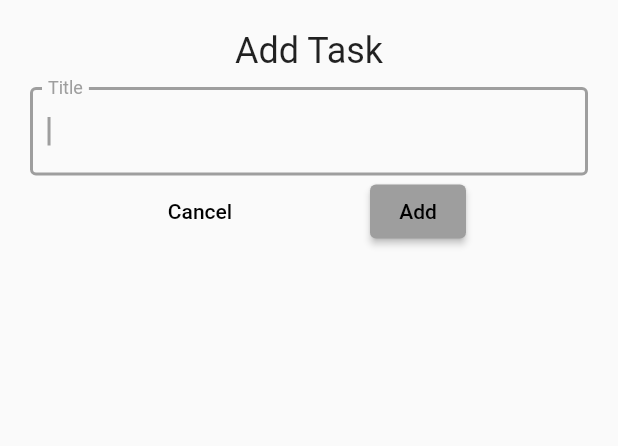
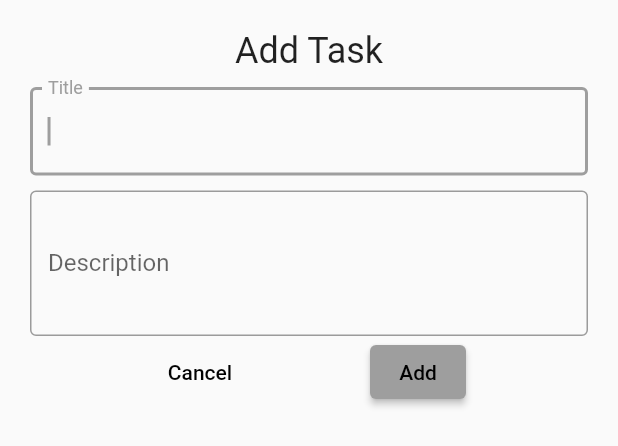
Before and after one commit to PwS/todo_app, a Flutter app: the AddTaskSection widget shown alone on an empty page, opened directly, on a phone screen of 412 x 824 dp. Shown: the top 446 px of the screen. Run offline on Flutter 3.47's test engine with Material 2 defaults, Android fonts, the phone set to English and light mode, and no system bars; our stand-ins replace bloc, easy_localization, equatable, flutter_bloc, flutter_secure_storage, google_fonts and 2 more; accounts and stored records are empty.

Commit message:
Add Description With Expansion

```diff
--- a/lib/models/main_task/main_task.dart
+++ b/lib/models/main_task/main_task.dart
@@ -1,14 +1,17 @@
 import 'package:equatable/equatable.dart';
+import 'package:todo_app/utils/constant/constant_value.dart';
 
 class MainTask extends Equatable {
-  final String? idTask;
+  final String idTask;
   final String titleTask;
+  final String descriptionTask;
   final bool isCompleted;
   final bool isDeleted;
 
   const MainTask({
     required this.idTask,
     required this.titleTask,
+    required this.descriptionTask,
     this.isCompleted = false,
     this.isDeleted = false,
   });
@@ -17,6 +20,7 @@ class MainTask extends Equatable {
     return MainTask(
         idTask: json['idTask'],
         titleTask: json['titleTask'],
+        descriptionTask: json['descriptionTask'],
         isDeleted: json['isDeleted'],
         isCompleted: json['isCompleted']);
   }
@@ -25,25 +29,32 @@ class MainTask extends Equatable {
     final Map<String, dynamic> data = <String, dynamic>{};
     data['idTask'] = idTask;
     data['titleTask'] = titleTask;
+    data['descriptionTask'] = descriptionTask;
     data['isDeleted'] = isDeleted;
     data['isCompleted'] = isCompleted;
     return data;
   }
 
   MainTask copyWith(
-      {String? idTask, String? titleTask, bool? isDeleted, bool? isCompleted}) {
+      {String? idTask,
+      String? titleTask,
+      String? descriptionTask,
+      bool? isDeleted,
+      bool? isCompleted}) {
     return MainTask(
         idTask: idTask ?? this.idTask,
         titleTask: titleTask ?? this.titleTask,
+        descriptionTask: descriptionTask ?? this.descriptionTask,
         isDeleted: isDeleted ?? this.isDeleted,
         isCompleted: isCompleted ?? this.isCompleted);
   }
 
   @override
   String toString() {
-    return '$titleTask - $isDeleted - $isCompleted';
+    return '$titleTask - $descriptionTask - $isDeleted - $isCompleted';
   }
 
   @override
-  List<Object?> get props => [idTask,titleTask, isDeleted, isCompleted];
+  List<Object?> get props =>
+      [idTask, titleTask, descriptionTask, isDeleted, isCompleted];
 }
--- a/lib/ui/custom_widgets/list_task_card.dart
+++ b/lib/ui/custom_widgets/list_task_card.dart
@@ -18,6 +18,7 @@ class ListTaskCard extends StatelessWidget {
   Widget build(BuildContext context) {
     return ListTile(
         title: Text(task.titleTask,
+            overflow: TextOverflow.ellipsis,
             style: TextStyle(
                 decoration:
                     task.isCompleted ? TextDecoration.lineThrough : null)),
--- a/lib/ui/drawer/my_drawer.dart
+++ b/lib/ui/drawer/my_drawer.dart
@@ -45,7 +45,7 @@ class MyDrawer extends StatelessWidget {
                       Navigator.of(context).pushNamed(CompletedPage.idPage),
                   child: ListTile(
                     leading: const Icon(Icons.recycling),
-                    title: const Text('Tasks Completed'),
+                    title: const Text('Tasks Removed'),
                     trailing: Text('${state.removedTasks.length}'),
                   ),
                 );
--- a/lib/ui/pages/add_task/add_task.dart
+++ b/lib/ui/pages/add_task/add_task.dart
@@ -9,7 +9,9 @@ class AddTaskSection extends StatelessWidget {
 
   @override
   Widget build(BuildContext context) {
-    TextEditingController addTaskTextEditingController =
+    TextEditingController addTaskTitleTextEditingController =
+        TextEditingController();
+    TextEditingController addTaskDescriptionTextEditingController =
         TextEditingController();
     return Container(
       padding:
@@ -27,9 +29,20 @@ class AddTaskSection extends StatelessWidget {
             ),
             TextField(
               autofocus: true,
-              controller: addTaskTextEditingController,
+              controller: addTaskTitleTextEditingController,
               decoration: const InputDecoration(
                   label: Text('Title'), border: OutlineInputBorder()),
+            ),
+            const SizedBox(
+              height: 10,
+            ),
+            TextField(
+              autofocus: true,
+              minLines: 3,
+              maxLines: 5,
+              controller: addTaskDescriptionTextEditingController,
+              decoration: const InputDecoration(
+                  label: Text('Description'), border: OutlineInputBorder()),
             ),
             Row(
               mainAxisAlignment: MainAxisAlignment.spaceEvenly,
@@ -41,7 +54,9 @@ class AddTaskSection extends StatelessWidget {
                     onPressed: () {
                       var task = MainTask(
                           idTask: GUIDGen.generate(),
-                          titleTask: addTaskTextEditingController.text);
+                          titleTask: addTaskTitleTextEditingController.text,
+                          descriptionTask:
+                              addTaskDescriptionTextEditingController.text);
                       context
                           .read<MainTaskBloc>()
                           .add(AddTaskEvent(task: task));
--- a/lib/ui/pages/completed_task/completed_page.dart
+++ b/lib/ui/pages/completed_task/completed_page.dart
@@ -7,7 +7,7 @@ import 'package:todo_app/ui/pages/main_task/task_list_section.dart';
 class CompletedPage extends StatelessWidget {
   const CompletedPage({Key? key}) : super(key: key);
 
-  static const idPage = 'completedTaskPage';
+  static const idPage = 'deletedTaskPage';
 
   @override
   Widget build(BuildContext context) {
@@ -15,7 +15,7 @@ class CompletedPage extends StatelessWidget {
       builder: (context, state) {
         return Scaffold(
           appBar: AppBar(
-            title: const Text('Completed Task'),
+            title: const Text('Deleted Task'),
           ),
           drawer: const MyDrawer(),
           body: Column(
--- a/lib/ui/tabs_screen/tabs_screen.dart
+++ b/lib/ui/tabs_screen/tabs_screen.dart
@@ -24,6 +24,7 @@ class _TabsScreenState extends State<TabsScreen> {
   void _addTask(BuildContext context) {
     showModalBottomSheet(
         context: context,
+        isScrollControlled: true,
         builder: (context) => const SingleChildScrollView(
               child: AddTaskSection(),
             ));
--- a/lib/utils/constant/constant_value.dart
+++ b/lib/utils/constant/constant_value.dart
@@ -6,4 +6,5 @@ class ConstantValue {
   static const String welcome = 'welcome';
   static const String completed = 'completed';
 
+  static const String emptyString = '';
 }
```
Also changed, not shown: lib/ui/pages/main_task/task_list_section.dart (+31 -6 lines).
